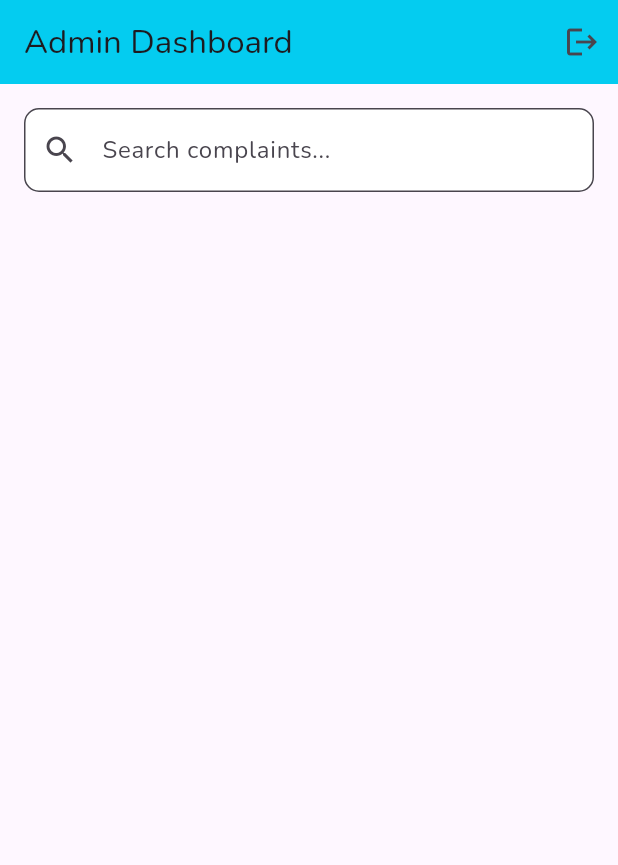
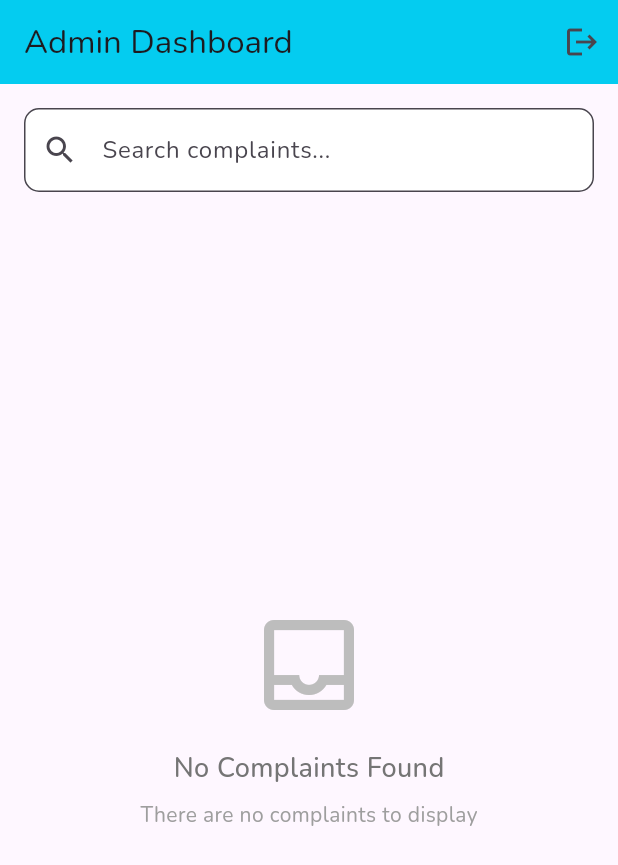
Before and after one commit to shrutisachan08/NagarVikas, a Flutter app: the AdminDashboard screen opened directly, on a phone screen of 412 x 824 dp. Shown: the top 865 px of the screen. Run offline on Flutter 3.47's test engine with Material 3 defaults, Android fonts, the phone set to English and light mode, and no system bars; our stand-ins replace animate_do, animated_text_kit, dio, firebase_auth, firebase_core, firebase_database and 11 more; missing offline and left inert: onesignal_flutter; accounts and stored records are empty.

Commit message:
Add 'No Complaints Found' message for Admin Dashboard

```diff
--- a/lib/screen/admin_dashboard.dart
+++ b/lib/screen/admin_dashboard.dart
@@ -162,8 +162,40 @@ class _AdminDashboardState extends State<AdminDashboard> {
               onChanged: _searchComplaints,
             ),
             const SizedBox(height: 20),
-            Expanded(
-              child: ListView.builder(
+           Expanded( // complaint list or no complaints UI
+                    child: filteredComplaints.isEmpty
+                    ? Center(
+                        child: Column(
+                          mainAxisAlignment: MainAxisAlignment.center,
+                          children: [
+                            Icon(
+                              Icons.inbox_outlined,
+                              size: 80,
+                              color: Colors.grey[400],
+                            ),
+                            const SizedBox(height: 16),
+                            Text(
+                              "No Complaints Found",
+                              style: TextStyle(
+                                fontSize: 18,
+                                fontWeight: FontWeight.w500,
+                                color: Colors.grey[600],
+                              ),
+                            ),
+                            const SizedBox(height: 8),
+                            Text(
+                              searchController.text.isNotEmpty
+                                  ? "Try adjusting your search criteria"
+                                  : "There are no complaints to display",
+                              style: TextStyle(
+                                fontSize: 14,
+                                color: Colors.grey[500],
+                              ),
+                            ),
+                          ],
+                        ),
+                      )
+                    : ListView.builder(
                         itemCount: filteredComplaints.length,
                         itemBuilder: (ctx, index) {
                           final complaint = filteredComplaints[index];
@@ -193,9 +225,9 @@ class _AdminDashboardState extends State<AdminDashboard> {
             ],
           ),
         ),
-    ));
+      ),
+    );
   }
-
   void _showComplaintDetails(BuildContext context, Map<String, dynamic> complaint) {
   String selectedStatus = complaint["status"];
 
```
Lines whose indentation alone changed are shown as unchanged.
